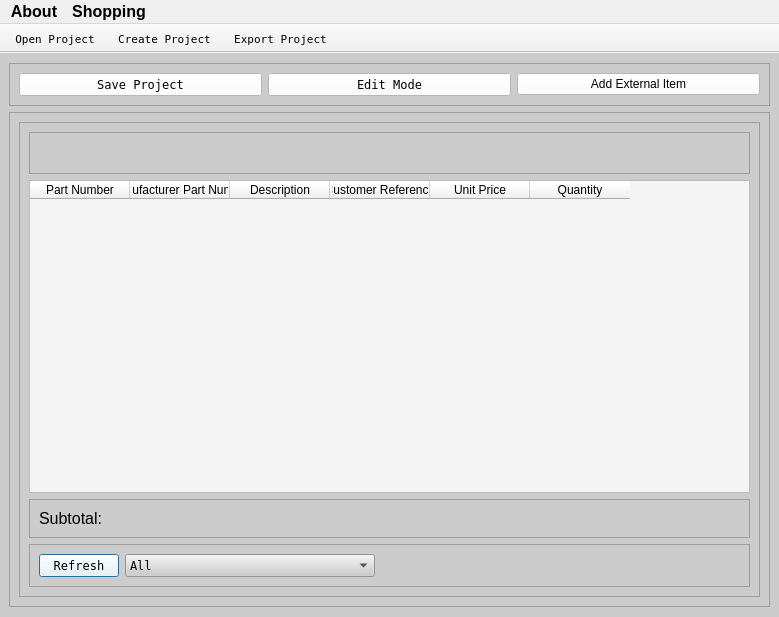
This is Program_Files/UI_Files/project_window.ui in Thomas1B/Electronics-Inventory-Program as Qt 5 draws it before an edit. The edited form follows.
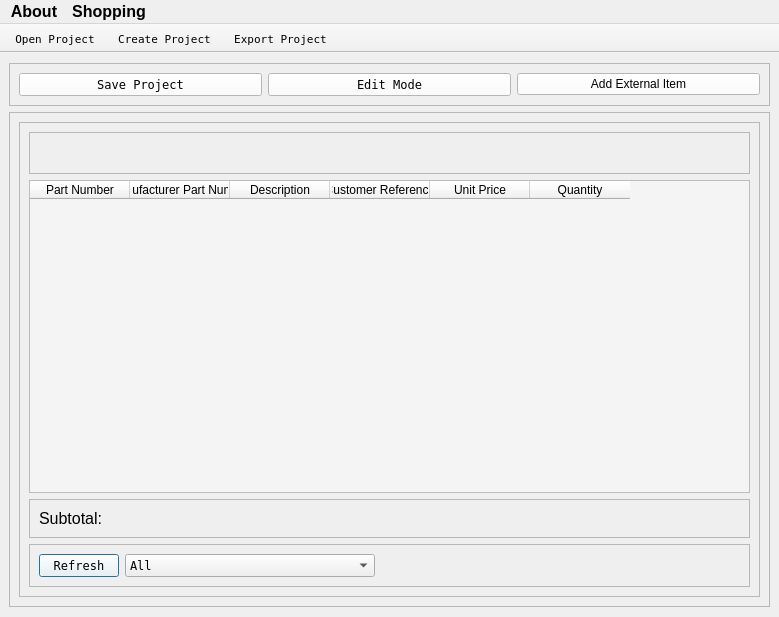
This is the edited form. Icons and pictures are not drawn.

```diff
--- a/Program_Files/UI_Files/project_window.ui
+++ b/Program_Files/UI_Files/project_window.ui
@@ -22,7 +22,7 @@
   </property>
   <widget class="QWidget" name="centralwidget">
    <property name="styleSheet">
-    <string notr="true">background-color: rgb(204, 204, 204);</string>
+    <string notr="true"/>
    </property>
    <layout class="QVBoxLayout" name="verticalLayout_3">
     <property name="topMargin">
```
